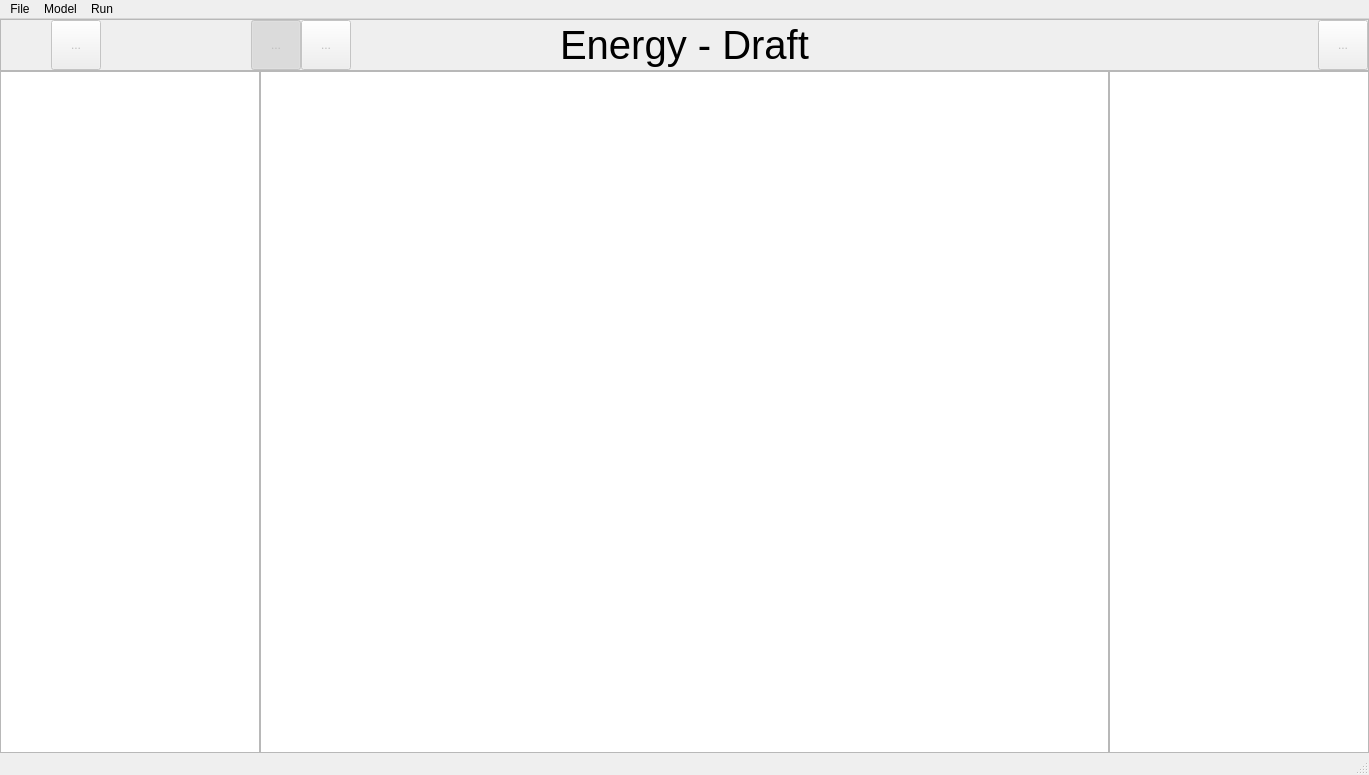
soberleitner/osdriaApp, file osdria/resources/project_view.ui: the form before one commit.
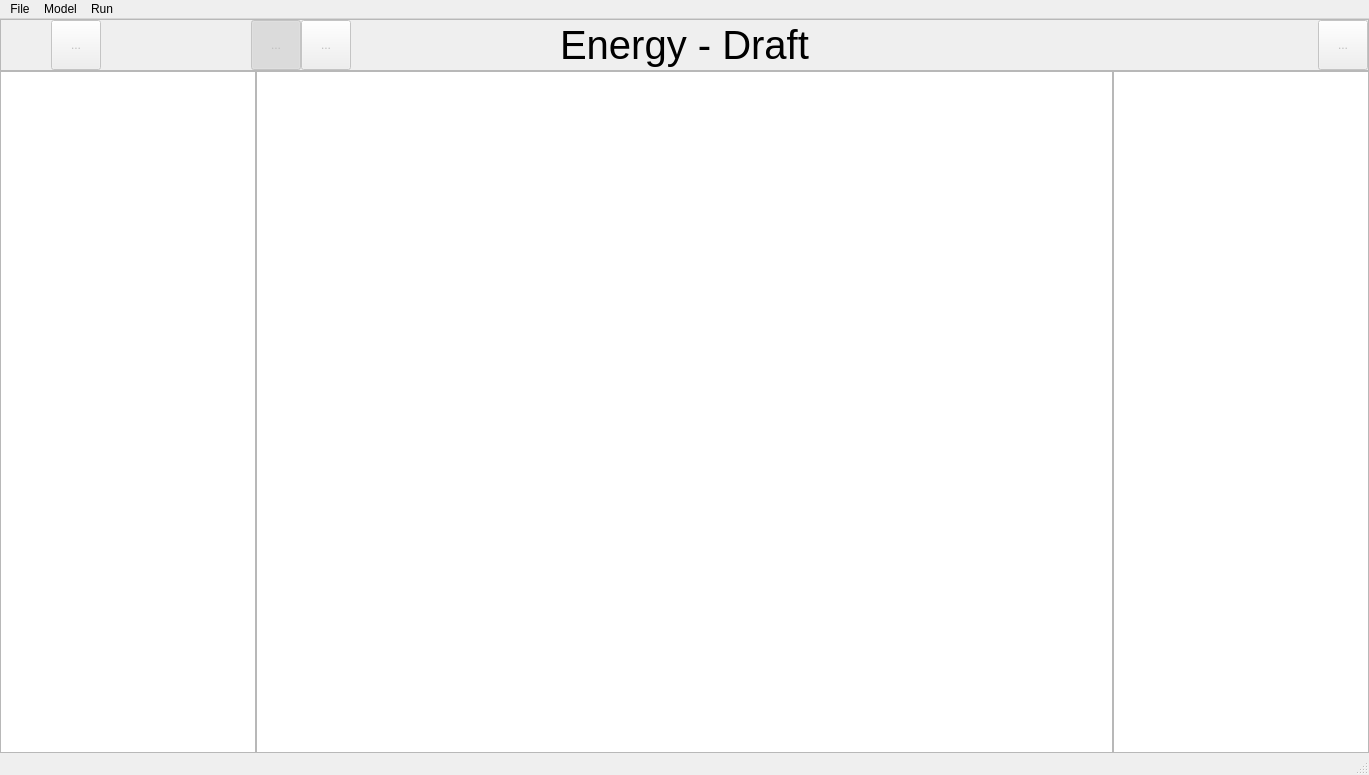
The form after the commit. The open tabs and pages were chosen to show the change. Icons and pictures are not drawn. Custom widgets are drawn as their Qt base class.

What changed in the file:
```diff
--- a/osdria/resources/project_view.ui
+++ b/osdria/resources/project_view.ui
@@ -1262,10 +1262,16 @@
           </property>
           <item>
            <widget class="Sidebar" name="draftbar">
-            <property name="maximumSize">
+            <property name="sizePolicy">
+             <sizepolicy hsizetype="Fixed" vsizetype="Expanding">
+              <horstretch>0</horstretch>
+              <verstretch>0</verstretch>
+             </sizepolicy>
+            </property>
+            <property name="baseSize">
              <size>
               <width>260</width>
-              <height>16777215</height>
+              <height>0</height>
              </size>
             </property>
             <property name="frameShadow">
@@ -1274,13 +1280,32 @@
             <property name="lineWidth">
              <number>0</number>
             </property>
+            <property name="horizontalScrollBarPolicy">
+             <enum>Qt::ScrollBarAlwaysOff</enum>
+            </property>
+            <property name="selectionMode">
+             <enum>QAbstractItemView::NoSelection</enum>
+            </property>
            </widget>
           </item>
           <item>
-           <widget class="QGraphicsView" name="draft_view"/>
+           <widget class="SceneView" name="draft_view">
+            <property name="verticalScrollBarPolicy">
+             <enum>Qt::ScrollBarAlwaysOff</enum>
+            </property>
+            <property name="horizontalScrollBarPolicy">
+             <enum>Qt::ScrollBarAlwaysOff</enum>
+            </property>
+           </widget>
           </item>
           <item>
            <widget class="Sidebar" name="sidebar_draft">
+            <property name="sizePolicy">
+             <sizepolicy hsizetype="Fixed" vsizetype="Expanding">
+              <horstretch>0</horstretch>
+              <verstretch>0</verstretch>
+             </sizepolicy>
+            </property>
             <property name="maximumSize">
              <size>
               <width>260</width>
@@ -1293,6 +1318,9 @@
               <height>0</height>
              </size>
             </property>
+            <property name="horizontalScrollBarPolicy">
+             <enum>Qt::ScrollBarAlwaysOff</enum>
+            </property>
            </widget>
           </item>
          </layout>
@@ -1801,6 +1829,11 @@
    <extends>QListWidget</extends>
    <header>views/components/sidebar.h</header>
   </customwidget>
+  <customwidget>
+   <class>SceneView</class>
+   <extends>QGraphicsView</extends>
+   <header>views/components/scene_view.h</header>
+  </customwidget>
  </customwidgets>
  <resources>
   <include location="osdria_app.qrc"/>
```
Left out of the diff: 29 changed lines with no effect on the pictures.
